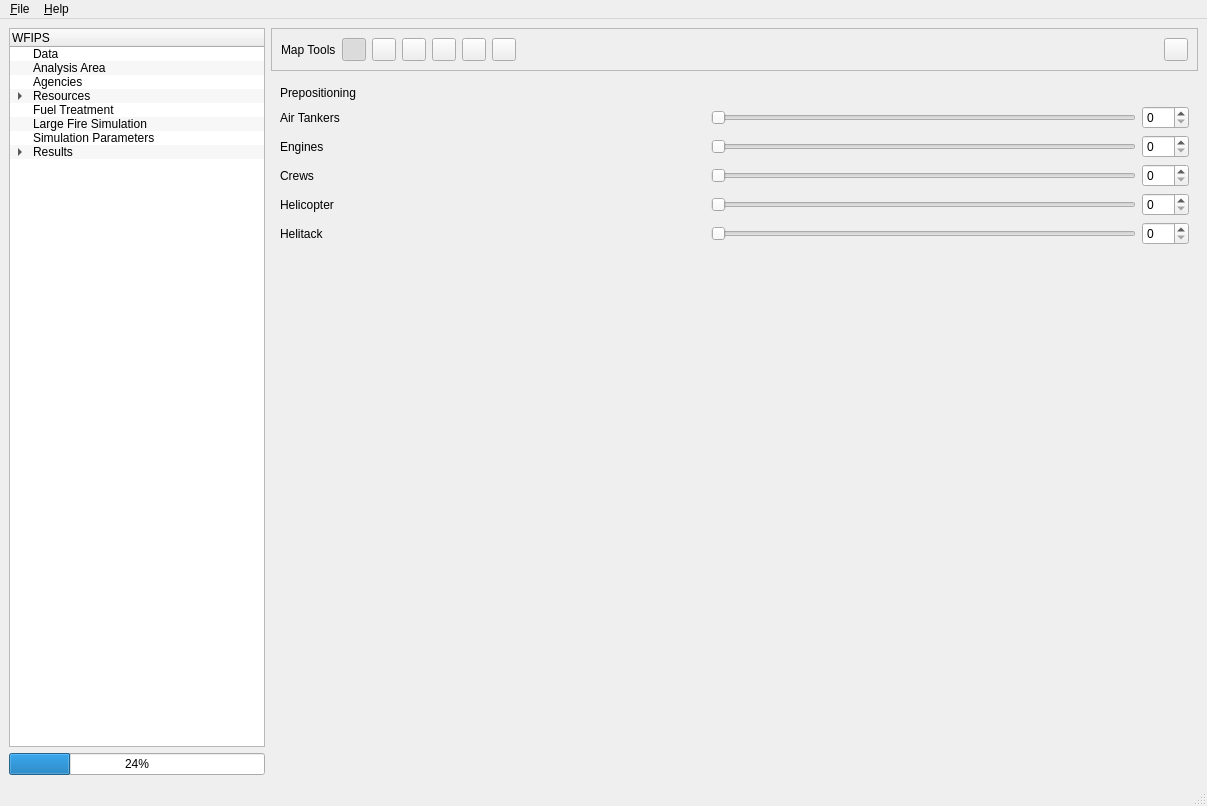
Before: the Qt Designer form irs/src/gui/wfipsmainwindow.ui in firelab/wfips, drawn with Qt 5.
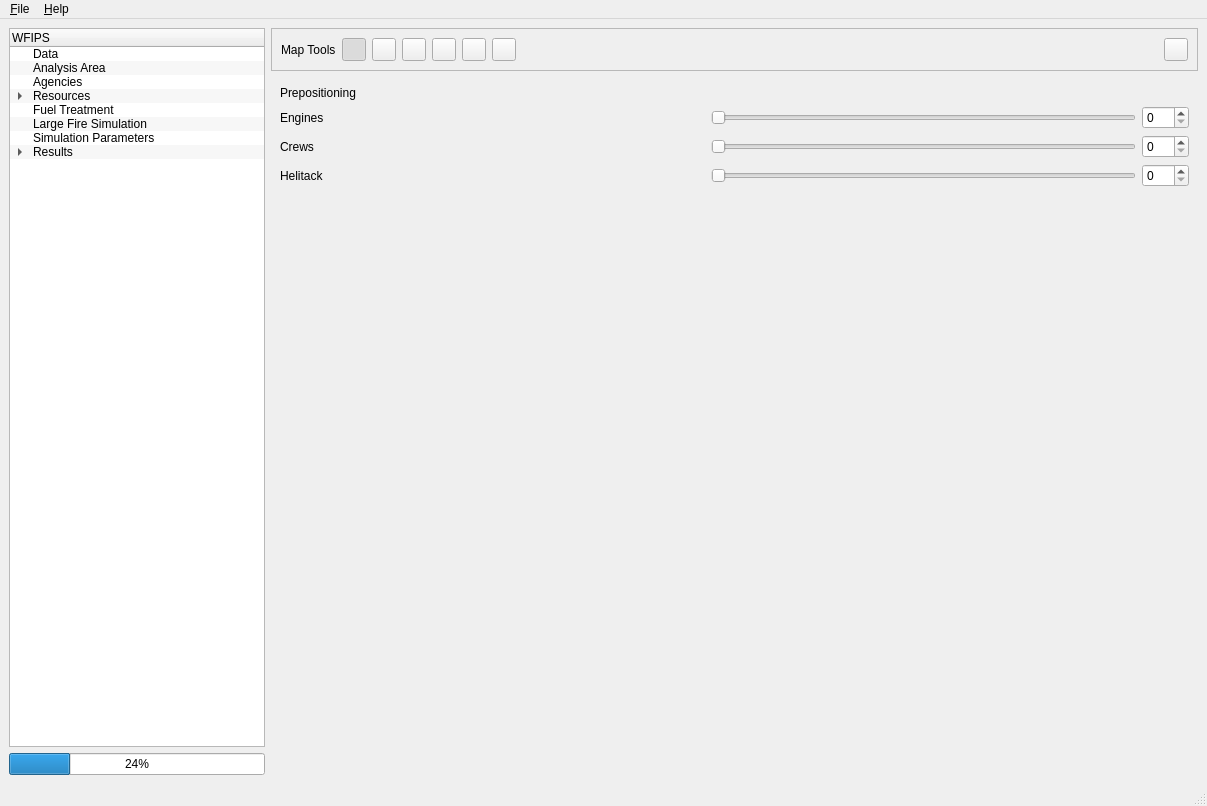
After: the same form once the commit is applied. The open tabs and pages were chosen to show the change.

Commit message: rm air tankers and helicopters from prepositioning

What changed in the file:
```diff
--- a/irs/src/gui/wfipsmainwindow.ui
+++ b/irs/src/gui/wfipsmainwindow.ui
@@ -703,49 +703,6 @@
             </property>
            </widget>
           </item>
-          <item>
-           <layout class="QHBoxLayout" name="horizontalLayout_17">
-            <item>
-             <widget class="QLabel" name="label_18">
-              <property name="sizePolicy">
-               <sizepolicy hsizetype="MinimumExpanding" vsizetype="Preferred">
-                <horstretch>0</horstretch>
-                <verstretch>0</verstretch>
-               </sizepolicy>
-              </property>
-              <property name="text">
-               <string>Air Tankers</string>
-              </property>
-             </widget>
-            </item>
-            <item>
-             <widget class="QSlider" name="tankerPPSlider">
-              <property name="toolTip">
-               <string>Likelyhood of movement (0=no movement, 100=very likely)</string>
-              </property>
-              <property name="maximum">
-               <number>100</number>
-              </property>
-              <property name="orientation">
-               <enum>Qt::Horizontal</enum>
-              </property>
-             </widget>
-            </item>
-            <item>
-             <widget class="QSpinBox" name="tankerPPSpinBox">
-              <property name="toolTip">
-               <string>Likelyhood of movement (0=no movement, 100=very likely)</string>
-              </property>
-              <property name="accelerated">
-               <bool>true</bool>
-              </property>
-              <property name="maximum">
-               <number>100</number>
-              </property>
-             </widget>
-            </item>
-           </layout>
-          </item>
           <item>
            <layout class="QHBoxLayout" name="horizontalLayout_22">
             <item>
@@ -832,49 +789,6 @@
             </item>
            </layout>
           </item>
-          <item>
-           <layout class="QHBoxLayout" name="horizontalLayout_21">
-            <item>
-             <widget class="QLabel" name="label_23">
-              <property name="sizePolicy">
-               <sizepolicy hsizetype="MinimumExpanding" vsizetype="Preferred">
-                <horstretch>0</horstretch>
-                <verstretch>0</verstretch>
-               </sizepolicy>
-              </property>
-              <property name="text">
-               <string>Helicopter</string>
-              </property>
-             </widget>
-            </item>
-            <item>
-             <widget class="QSlider" name="helicopterPPSlider">
-              <property name="toolTip">
-               <string>Likelyhood of movement (0=no movement, 100=very likely)</string>
-              </property>
-              <property name="maximum">
-               <number>100</number>
-              </property>
-              <property name="orientation">
-               <enum>Qt::Horizontal</enum>
-              </property>
-             </widget>
-            </item>
-            <item>
-             <widget class="QSpinBox" name="helicopterPPSpinBox">
-              <property name="toolTip">
-               <string>Likelyhood of movement (0=no movement, 100=very likely)</string>
-              </property>
-              <property name="accelerated">
-               <bool>true</bool>
-              </property>
-              <property name="maximum">
-               <number>100</number>
-              </property>
-             </widget>
-            </item>
-           </layout>
-          </item>
           <item>
            <layout class="QHBoxLayout" name="horizontalLayout_18">
             <item>
```
Left out of the diff: 66 changed lines with no effect on the pictures.
